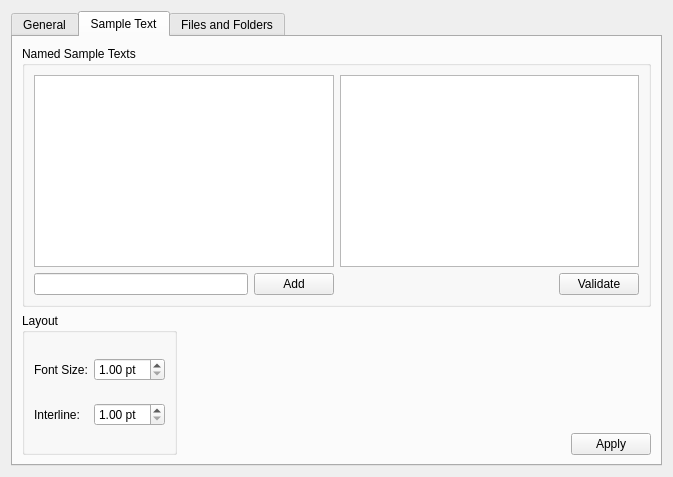
fontmatrix/fontmatrix, file src/prefs_panel.ui: the form before one commit.
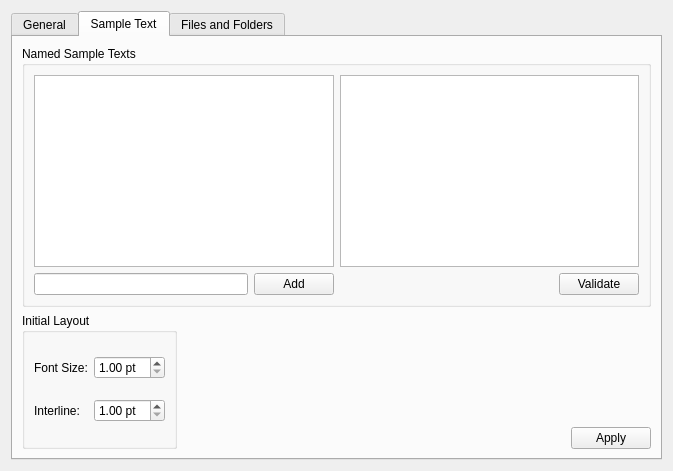
The form after the commit. The open tabs and pages were chosen to show the change. Icons and pictures are not drawn.

Diff of the .ui file:
```diff
--- a/src/prefs_panel.ui
+++ b/src/prefs_panel.ui
@@ -6,7 +6,7 @@
     <x>0</x>
     <y>0</y>
     <width>657</width>
-    <height>477</height>
+    <height>471</height>
    </rect>
   </property>
   <property name="windowTitle" >
@@ -269,7 +269,7 @@
          <item>
           <widget class="QGroupBox" name="groupBox_3" >
            <property name="title" >
-            <string>Layout</string>
+            <string>Initial Layout</string>
            </property>
            <layout class="QGridLayout" >
             <item row="0" column="0" >
```
